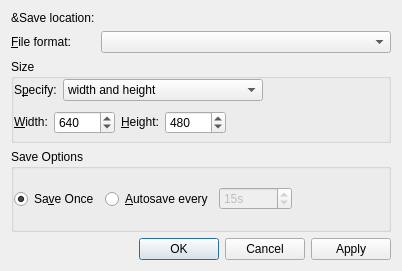
The window that src/libkstapp/exportgraphicsdialog.ui (Kst-plot/kst) describes before a commit, drawn with Qt 5.
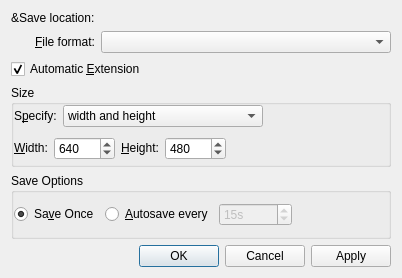
The same window after the commit. Custom widgets are drawn as their Qt base class.

Commit message: Fix some file dialog behaviors...

```diff
--- a/src/libkstapp/exportgraphicsdialog.ui
+++ b/src/libkstapp/exportgraphicsdialog.ui
@@ -7,7 +7,7 @@
     <x>0</x>
     <y>0</y>
     <width>402</width>
-    <height>271</height>
+    <height>278</height>
    </rect>
   </property>
   <property name="windowTitle">
@@ -38,15 +38,12 @@
    </item>
    <item row="1" column="0">
     <widget class="QLabel" name="textLabel1">
-     <property name="sizePolicy">
-      <sizepolicy hsizetype="Fixed" vsizetype="Fixed">
-       <horstretch>0</horstretch>
-       <verstretch>0</verstretch>
-      </sizepolicy>
-     </property>
      <property name="text">
       <string>&amp;File format:</string>
      </property>
+     <property name="alignment">
+      <set>Qt::AlignRight|Qt::AlignTrailing|Qt::AlignVCenter</set>
+     </property>
      <property name="wordWrap">
       <bool>false</bool>
      </property>
@@ -340,6 +337,16 @@
      </layout>
     </widget>
    </item>
+   <item row="2" column="0" colspan="2">
+    <widget class="QCheckBox" name="_autoExtension">
+     <property name="text">
+      <string>Automatic &amp;Extension</string>
+     </property>
+     <property name="checked">
+      <bool>true</bool>
+     </property>
+    </widget>
+   </item>
   </layout>
  </widget>
  <layoutdefault spacing="6" margin="11"/>
```
The commit also changes 5 other files.
